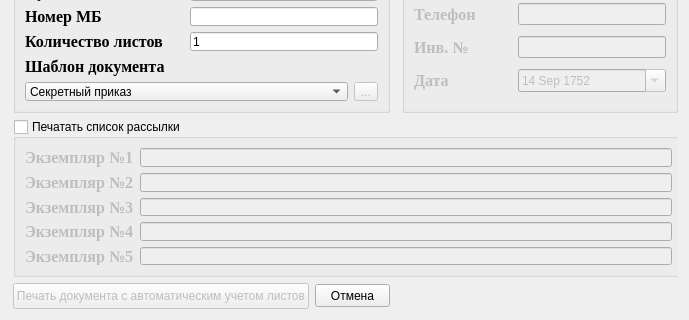
First picture: the form in safeFatPrinter/trunk/ui/asktheuser.ui, repository sobiron236/cupsfilter, before the edit; both pictures show x 0 to 689 and y 178 to 498 of the 689 by 498 pixel window.
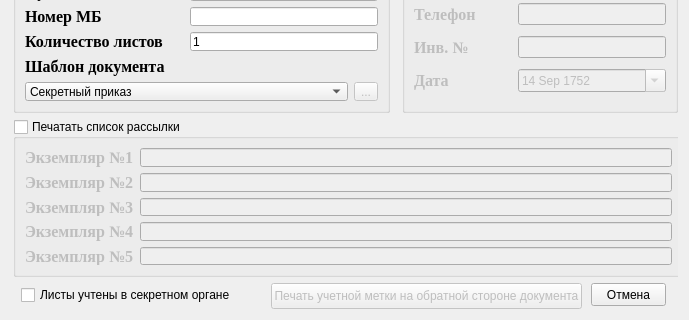
Second picture: the form after the edit. Icons and pictures are not drawn.

Commit message: Добавил метку checkBox листы учтены в секретном органе

Diff of the .ui file:
```diff
--- a/safeFatPrinter/trunk/ui/asktheuser.ui
+++ b/safeFatPrinter/trunk/ui/asktheuser.ui
@@ -223,8 +223,8 @@
       <widget class="QPushButton" name="cancelBtn">
        <property name="geometry">
         <rect>
-         <x>304</x>
-         <y>451</y>
+         <x>580</x>
+         <y>450</y>
          <width>75</width>
          <height>23</height>
         </rect>
@@ -388,14 +388,14 @@
        </property>
        <property name="geometry">
         <rect>
-         <x>2</x>
+         <x>260</x>
          <y>450</y>
-         <width>296</width>
+         <width>311</width>
          <height>26</height>
         </rect>
        </property>
        <property name="text">
-        <string>Печать документа с автоматическим учетом листов</string>
+        <string>Печать учетной метки на обратной стороне документа</string>
        </property>
        <property name="icon">
         <iconset>
@@ -582,6 +582,19 @@
         </item>
        </layout>
       </widget>
+      <widget class="QCheckBox" name="checkBox">
+       <property name="geometry">
+        <rect>
+         <x>10</x>
+         <y>453</y>
+         <width>231</width>
+         <height>18</height>
+        </rect>
+       </property>
+       <property name="text">
+        <string>Листы учтены в секретном органе</string>
+       </property>
+      </widget>
      </widget>
      <widget class="QWidget" name="infoPage">
       <property name="styleSheet">
```
Left out of the diff: 231 changed lines with no effect on the pictures.
